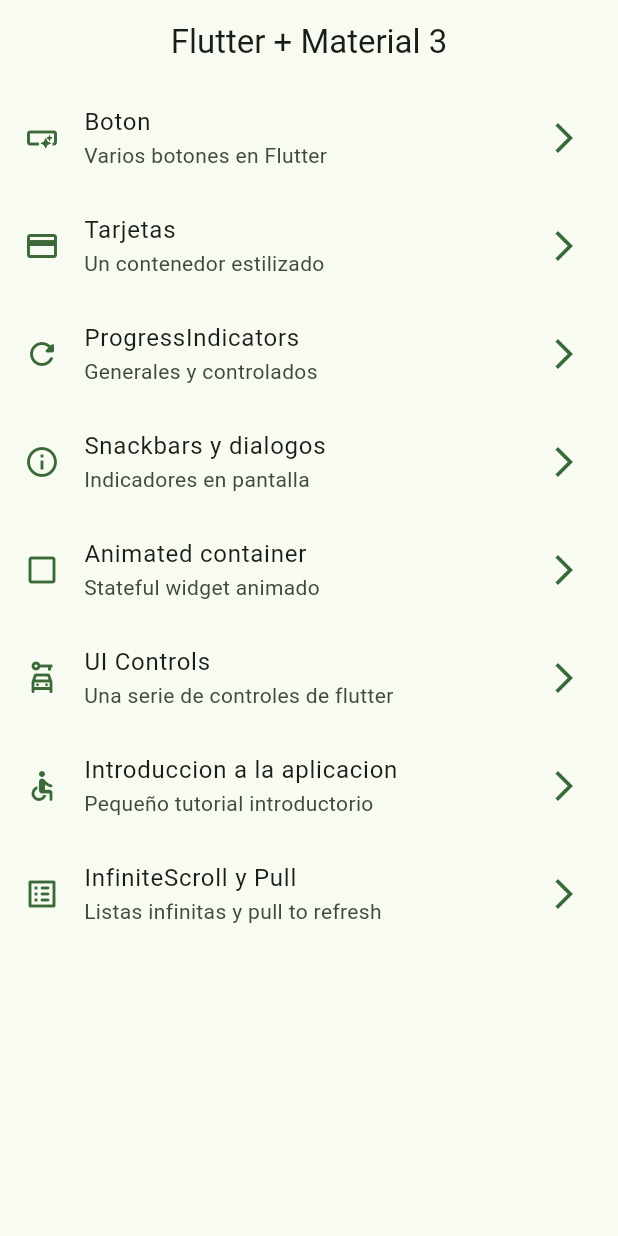
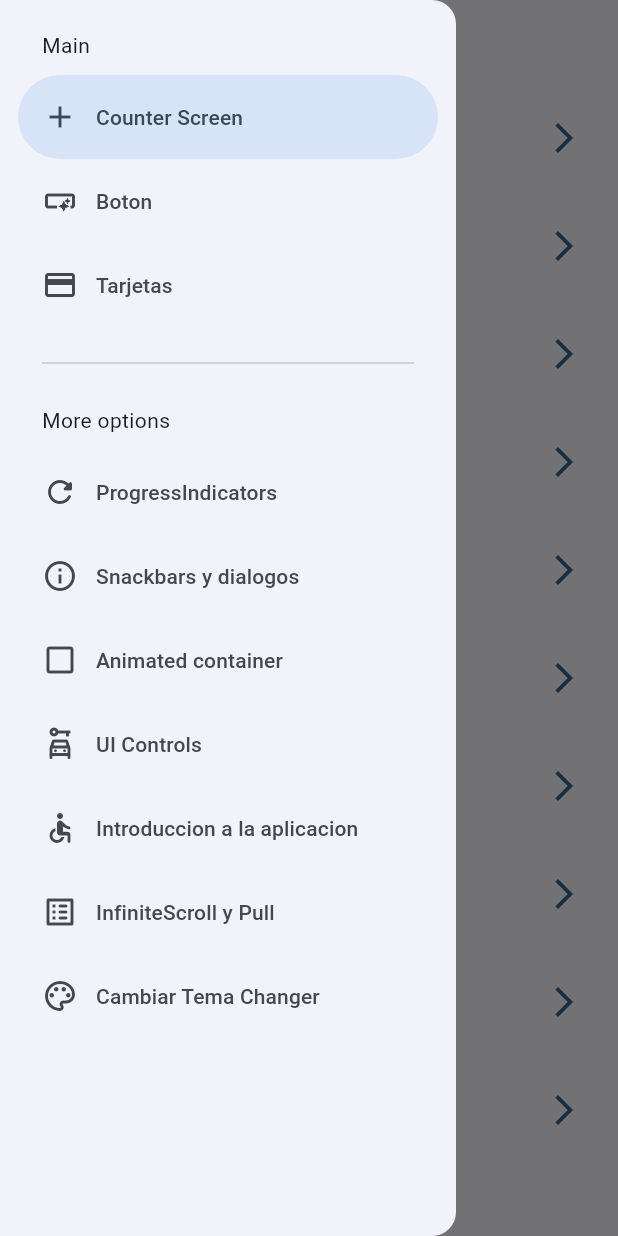
Before and after one commit to chekelon/widgets_app, a Flutter app: the screen it shows after launch, with the side drawer open (before the commit the screen has no drawer), on a phone screen of 412 x 824 dp. Run offline on Flutter 3.47's test engine with Material 2 defaults, Android fonts, the phone set to English and light mode, and no system bars; our stand-ins replace animate_do, flutter_riverpod, go_router.

Commit message:
antes de stateNotifier

```diff
--- a/lib/config/menu/menu_items.dart
+++ b/lib/config/menu/menu_items.dart
@@ -13,6 +13,11 @@ class MenuItem {
       required this.icon});
 
   static const List<MenuItem> appMenuItems = <MenuItem>[
+    MenuItem(
+        title: 'Counter Screen',
+        subTitle: 'Intraduccion a riverpod',
+        link: '/counter-river',
+        icon: Icons.add),
     MenuItem(
         title: 'Boton',
         subTitle: 'Varios botones en Flutter',
@@ -53,5 +58,10 @@ class MenuItem {
         subTitle: 'Listas infinitas y pull to refresh',
         link: '/infinite',
         icon: Icons.list_alt_rounded),
+    MenuItem(
+        title: 'Cambiar Tema Changer',
+        subTitle: 'Cambiar tema de la aplicacion',
+        link: '/theme-changer',
+        icon: Icons.color_lens_outlined),
   ];
 }
--- a/lib/config/router/app_router.dart
+++ b/lib/config/router/app_router.dart
@@ -1,5 +1,7 @@
 import 'package:go_router/go_router.dart';
+
 import 'package:widgets_app/presentation/screens/screens.dart';
+import 'package:widgets_app/presentation/screens/ui_controls/theme_changer/theme_changer_screen.dart';
 
 final appRouter = GoRouter(initialLocation: '/', routes: [
   GoRoute(
@@ -47,4 +49,14 @@ final appRouter = GoRouter(initialLocation: '/', routes: [
     path: '/infinite',
     builder: (context, state) => const InfiniteScrollScreen(),
   ),
+  GoRoute(
+    name: CounterScreen.name,
+    path: '/counter-river',
+    builder: (context, state) => const CounterScreen(),
+  ),
+  GoRoute(
+    name: ThemeChangeScreen.name,
+    path: '/theme-changer',
+    builder: (context, state) => const ThemeChangeScreen(),
+  ),
 ]);
--- a/lib/config/theme/app_theme.dart
+++ b/lib/config/theme/app_theme.dart
@@ -14,14 +14,16 @@ const colorList = <Color>[
 
 class AppTheme {
   final int selectedColor;
+  final bool isDarckMode;
 
-  AppTheme({this.selectedColor = 0})
+  AppTheme({this.selectedColor = 0, this.isDarckMode = false})
       : assert(selectedColor >= 0, 'Selected color must be greater then 0'),
         assert(selectedColor < colorList.length,
             'Selected color must be lees or equal than ${colorList.length - 1}');
 
   ThemeData getTheme() => ThemeData(
       useMaterial3: true,
+      brightness: isDarckMode ? Brightness.dark : Brightness.light,
       colorSchemeSeed: colorList[selectedColor],
       appBarTheme: const AppBarTheme(centerTitle: true));
 }
--- a/lib/main.dart
+++ b/lib/main.dart
@@ -1,21 +1,26 @@
 import 'package:flutter/material.dart';
+import 'package:flutter_riverpod/flutter_riverpod.dart';
 import 'package:widgets_app/config/router/app_router.dart';
 import 'package:widgets_app/config/theme/app_theme.dart';
+import 'package:widgets_app/presentation/providers/theme_provider.dart';
 
 void main() {
-  runApp(const MainApp());
+  runApp(const ProviderScope(child: MainApp()));
 }
 
-class MainApp extends StatelessWidget {
+class MainApp extends ConsumerWidget {
   const MainApp({super.key});
 
   @override
-  Widget build(BuildContext context) {
+  Widget build(BuildContext context, ref) {
+    final selectedColor = ref.watch(selectedColorProvider);
+    final isDarckmode = ref.watch(isDarkmodeProvider);
     return MaterialApp.router(
       title: 'Flutter Widgets',
       routerConfig: appRouter,
       debugShowCheckedModeBanner: false,
-      theme: AppTheme(selectedColor: 2).getTheme(),
+      theme: AppTheme(selectedColor: selectedColor, isDarckMode: isDarckmode)
+          .getTheme(),
     );
   }
 }
--- /dev/null
+++ b/lib/presentation/providers/counter_provider.dart
@@ -0,0 +1,3 @@
+import 'package:flutter_riverpod/flutter_riverpod.dart';
+
+final counterProvider = StateProvider<int>((ref) => 5);
--- /dev/null
+++ b/lib/presentation/providers/theme_provider.dart
@@ -0,0 +1,10 @@
+import 'package:flutter_riverpod/flutter_riverpod.dart';
+import 'package:widgets_app/config/theme/app_theme.dart';
+
+final isDarkmodeProvider = StateProvider<bool>((ref) => false);
+
+// Listado de colores onmutable
+final colorListProvider = Provider((ref) => colorList);
+
+//Un simple int
+final selectedColorProvider = StateProvider<int>((ref) => 0);
--- a/lib/presentation/screens/home/home_screen.dart
+++ b/lib/presentation/screens/home/home_screen.dart
@@ -1,8 +1,7 @@
 import 'package:flutter/material.dart';
 import 'package:go_router/go_router.dart';
 import 'package:widgets_app/config/menu/menu_items.dart';
-import 'package:widgets_app/presentation/screens/buttons/buttons_screen.dart';
-import 'package:widgets_app/presentation/screens/cards/card_screen.dart';
+import 'package:widgets_app/presentation/widgets/side_menu.dart';
 
 class HomeScreen extends StatelessWidget {
   static const String name = 'home_screen';
@@ -11,7 +10,12 @@ class HomeScreen extends StatelessWidget {
 
   @override
   Widget build(BuildContext context) {
+    final scaffoldKey = GlobalKey<ScaffoldState>();
     return Scaffold(
+      key: scaffoldKey,
+      drawer: SideMenu(
+        scaffoldKey: scaffoldKey,
+      ),
       appBar: AppBar(
         title: const Text('Flutter + Material 3'),
       ),
--- a/lib/presentation/screens/screens.dart
+++ b/lib/presentation/screens/screens.dart
@@ -1,3 +1,7 @@
+export 'package:widgets_app/presentation/screens/ui_controls/theme_changer/theme_changer_screen.dart';
+
+export 'package:widgets_app/presentation/screens/counter/counter_screen.dart';
+
 export 'package:widgets_app/presentation/screens/animated/animated_screen.dart';
 export 'package:widgets_app/presentation/screens/app_tutorial/app_tutorial_screen.dart';
 export 'package:widgets_app/presentation/screens/buttons/buttons_screen.dart';
--- /dev/null
+++ b/lib/presentation/widgets/side_menu.dart
@@ -0,0 +1,51 @@
+import 'package:flutter/material.dart';
+import 'package:go_router/go_router.dart';
+import 'package:widgets_app/config/menu/menu_items.dart';
+
+class SideMenu extends StatefulWidget {
+  final GlobalKey<ScaffoldState> scaffoldKey;
+
+  const SideMenu({super.key, required this.scaffoldKey});
+
+  @override
+  State<SideMenu> createState() => _SideMenuState();
+}
+
+class _SideMenuState extends State<SideMenu> {
+  int navDrawerIndex = 0;
+  @override
+  Widget build(BuildContext context) {
+    final hasNotch = MediaQuery.of(context).viewPadding.top > 35;
+
+    return NavigationDrawer(
+        selectedIndex: navDrawerIndex,
+        onDestinationSelected: (value) {
+          setState(() {
+            navDrawerIndex = value;
+          });
+
+          final menuItems = MenuItem.appMenuItems[value];
+          context.push(menuItems.link);
+
+          widget.scaffoldKey.currentState?.closeDrawer();
+        },
+        children: [
+          Padding(
+              padding: EdgeInsets.fromLTRB(28, hasNotch ? 0 : 20, 16, 10),
+              child: const Text('Main')),
+          ...MenuItem.appMenuItems.sublist(0, 3).map((item) =>
+              NavigationDrawerDestination(
+                  icon: Icon(item.icon), label: Text(item.title))),
+          const Padding(
+            padding: EdgeInsets.fromLTRB(28, 16, 28, 10),
+            child: Divider(),
+          ),
+          const Padding(
+              padding: EdgeInsets.fromLTRB(28, 10, 16, 10),
+              child: Text('More options')),
+          ...MenuItem.appMenuItems.sublist(3).map((item) =>
+              NavigationDrawerDestination(
+                  icon: Icon(item.icon), label: Text(item.title))),
+        ]);
+  }
+}
--- a/pubspec.yaml
+++ b/pubspec.yaml
@@ -10,6 +10,7 @@ dependencies:
   animate_do: ^3.0.2
   flutter:
     sdk: flutter
+  flutter_riverpod: ^2.3.6
   go_router: ^7.1.1
 
 dev_dependencies:
```
Also changed, not shown: lib/presentation/screens/counter/counter_screen.dart (added, +47 -0 lines), lib/presentation/screens/ui_controls/theme_changer/theme_changer_screen.dart (added, +61 -0 lines), pubspec.lock.
